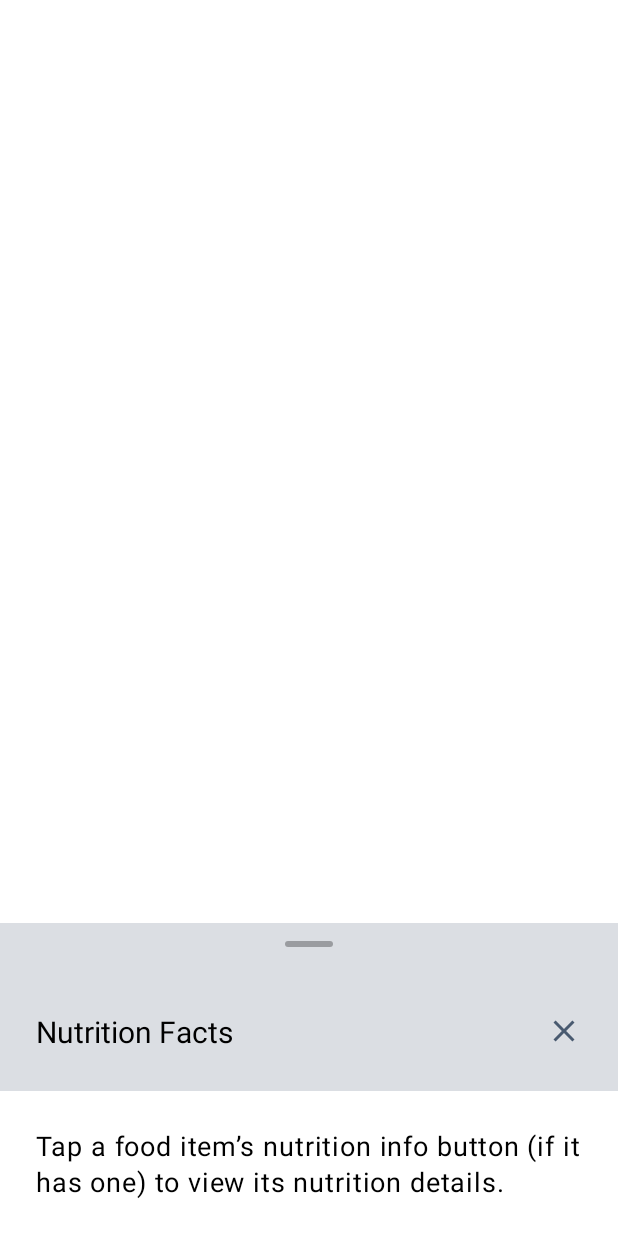
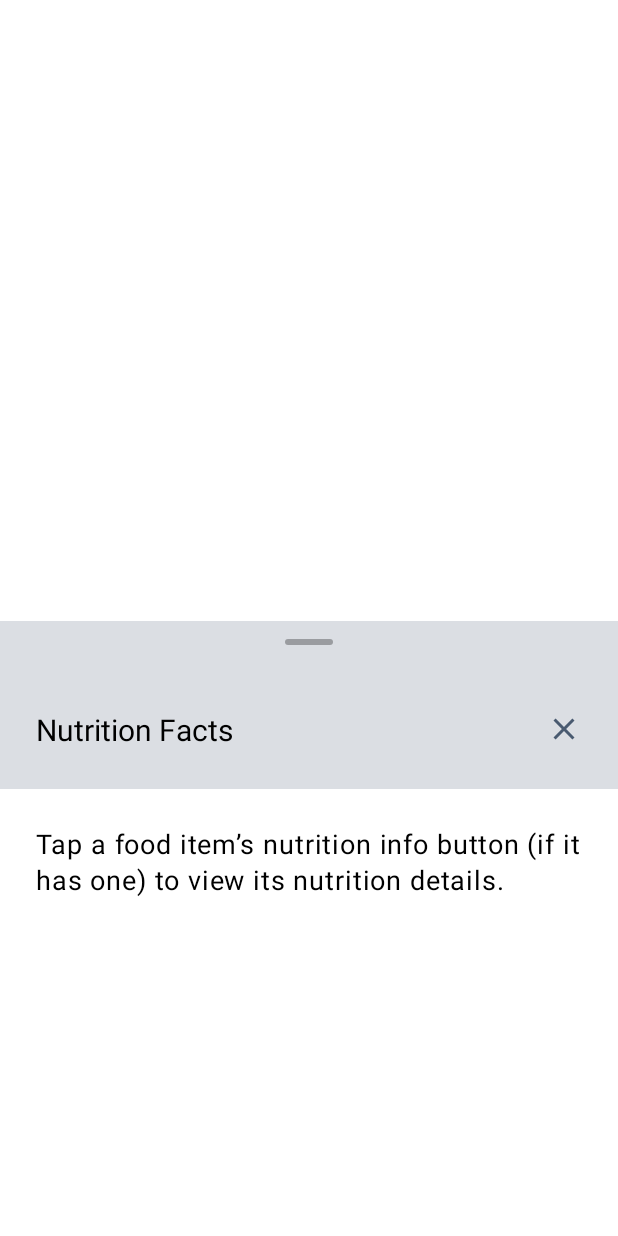
Before and after one commit to Daniel6278/Fitness-Tracker, an Android app: the layout sheet_nutrition.xml on its own in the app's theme, with its tools: preview values and no code run, on a phone screen of 412 x 824 dp. Run offline under Robolectric (Android 15) with nearby library versions, the phone set to English and light mode, and no system bars.

Commit message:
bottom sheet doesn’t fill all vertical space

```diff
--- a/RowdyEatsV2/app/src/main/res/layout/fragment_cafe_menu_secondary.xml
+++ b/RowdyEatsV2/app/src/main/res/layout/fragment_cafe_menu_secondary.xml
@@ -33,7 +33,7 @@
     <include
         layout="@layout/sheet_nutrition"
         android:layout_width="match_parent"
-        android:layout_height="match_parent"
+        android:layout_height="wrap_content"
         android:layout_gravity="bottom"
         android:id="@+id/bottom_sheet_nutrition"
         app:layout_behavior="com.google.android.material.bottomsheet.BottomSheetBehavior"
--- a/RowdyEatsV2/app/src/main/res/layout/sheet_nutrition.xml
+++ b/RowdyEatsV2/app/src/main/res/layout/sheet_nutrition.xml
@@ -62,6 +62,7 @@
             android:id="@+id/nutrition_body"
             android:layout_width="match_parent"
             android:layout_height="wrap_content"
+            android:minHeight="250dp"
             android:layout_margin="24dp"
             android:text="Tap a food item’s nutrition info button (if it has one) to view its nutrition details."
             android:textAppearance="@style/TextAppearance.RowdyEats.BodyLarge"></TextView>
```
